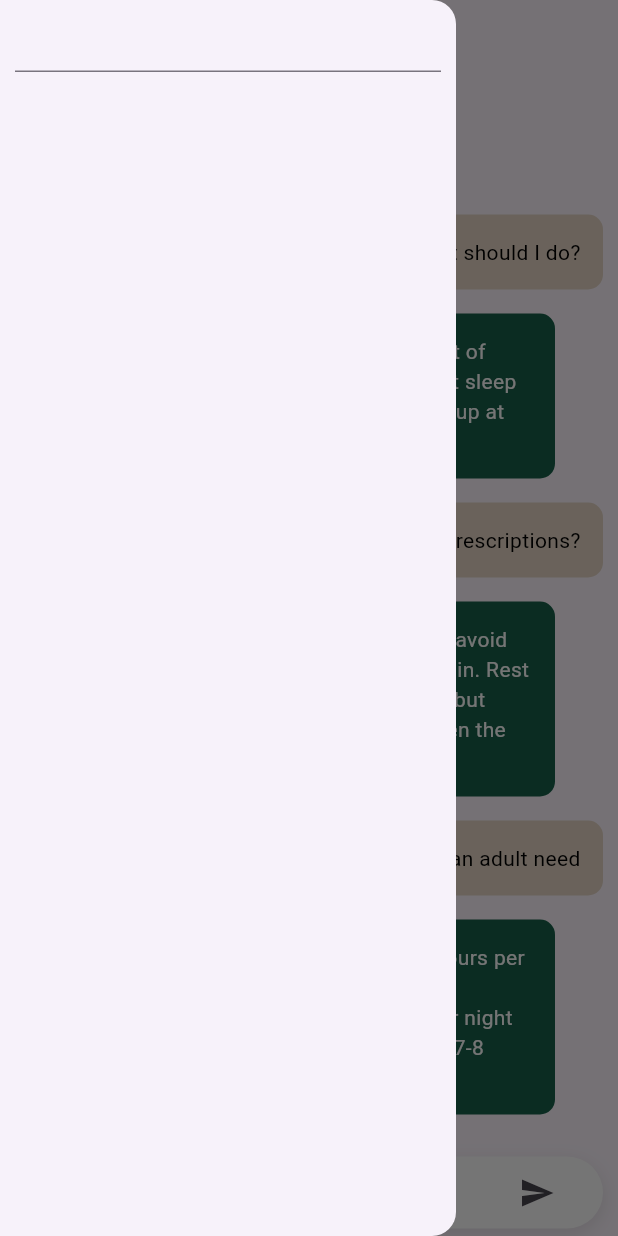
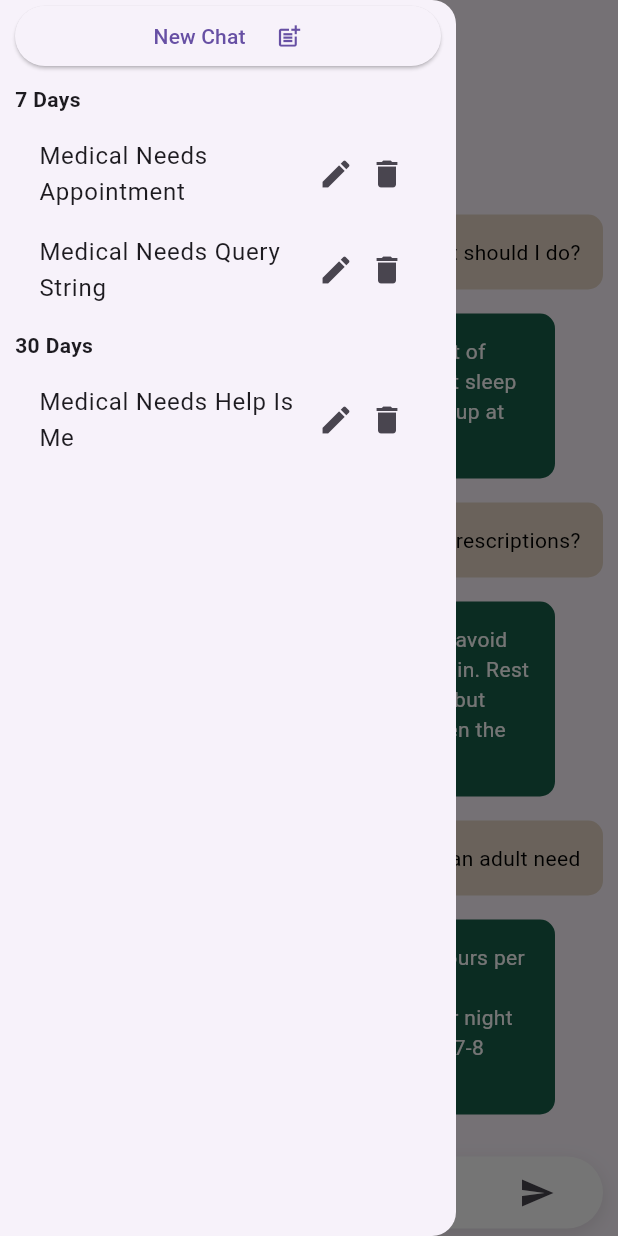
Before and after one commit to mcdulltii/CSC2102, a Flutter app: the ChatPage screen opened directly, with the side drawer open, on a phone screen of 412 x 824 dp. Run offline on Flutter 3.47's test engine with Material 3 defaults, Android fonts, the phone set to English and light mode, and no system bars; drawn by our look-alikes of grouped_list; our stand-ins replace bloc, equatable, flutter_bloc, flutter_spinkit, persistent_bottom_nav_bar.

Commit message:
Add sidebar UI and remove unused import

```diff
--- /dev/null
+++ b/mobile/lib/data/model/chat.dart
@@ -0,0 +1,7 @@
+class Chat {
+  String id;
+  String title;
+  DateTime createdAt;
+
+  Chat({required this.id, required this.title, required this.createdAt});
+}
--- a/mobile/lib/data/repos/query_repo.dart
+++ b/mobile/lib/data/repository/query_repo.dart
@@ -4,10 +4,6 @@ import 'package:http/http.dart' as http;
 import 'package:mobile/utils/constants.dart';
 
 import 'dart:async';
-import 'dart:convert';
-import 'dart:io';
-
-import 'package:http/http.dart' as http;
 
 class ChatQueryRepository {
   final String baseurl = QUERY_BASE_URL;
--- a/mobile/lib/logic/chat/chat_cubit.dart
+++ b/mobile/lib/logic/chat/chat_cubit.dart
@@ -1,6 +1,6 @@
 import 'package:bloc/bloc.dart';
 import 'package:equatable/equatable.dart';
-import 'package:mobile/data/repos/query_repo.dart';
+import 'package:mobile/data/repository/query_repo.dart';
 
 part 'chat_state.dart';
 
--- a/mobile/lib/main.dart
+++ b/mobile/lib/main.dart
@@ -1,7 +1,6 @@
 import 'package:flutter/material.dart';
 import 'package:flutter_bloc/flutter_bloc.dart';
-import 'package:mobile/data/repos/query_repo.dart';
-import 'package:mobile/ui/pages/home/home_page.dart';
+import 'package:mobile/data/repository/query_repo.dart';
 import 'package:mobile/ui/wrapper/wrapper.dart';
 
 import 'logic/chat/chat_cubit.dart';
--- a/mobile/lib/ui/pages/chat/chat_page.dart
+++ b/mobile/lib/ui/pages/chat/chat_page.dart
@@ -3,10 +3,8 @@ import 'package:flutter_bloc/flutter_bloc.dart';
 import 'package:flutter_spinkit/flutter_spinkit.dart';
 import 'package:grouped_list/grouped_list.dart';
 import 'package:intl/intl.dart';
-import 'package:mobile/data/repos/query_repo.dart';
 
 import 'package:mobile/ui/pages/chat/components/bot_reply.dart';
-import 'package:mobile/ui/theme/theme.dart';
 
 import '../../../logic/chat/chat_cubit.dart';
 import 'components/drawer.dart';
--- a/mobile/lib/ui/pages/chat/components/drawer.dart
+++ b/mobile/lib/ui/pages/chat/components/drawer.dart
@@ -1,12 +1,39 @@
 import 'package:flutter/material.dart';
+import 'package:mobile/data/model/chat.dart';
 
-class CustomNavigationDrawer extends StatelessWidget {
+class CustomNavigationDrawer extends StatefulWidget {
   const CustomNavigationDrawer({super.key});
+
+  @override
+  State<CustomNavigationDrawer> createState() => _CustomNavigationDrawerState();
+}
+
+class _CustomNavigationDrawerState extends State<CustomNavigationDrawer> {
+  List<Chat> chatHistory = [
+    Chat(
+        id: '1', title: 'Medical Needs Appointment', createdAt: DateTime.now()),
+    Chat(
+        id: '2',
+        title: 'Medical Needs Query String',
+        createdAt: (DateTime.now()).subtract(const Duration(days: 7))),
+    Chat(
+        id: '3',
+        title: 'Medical Needs Help Is Me',
+        createdAt: (DateTime.now()).subtract(const Duration(days: 30)))
+  ];
+
+  late Map<String, List<Chat>> formatChat;
+
+  @override
+  void initState() {
+    super.initState();
+    formatChat = segmentChatHistory(chatHistory);
+  }
 
   @override
   Widget build(BuildContext context) {
     return Drawer(
-      child: SingleChildScrollView(
+      child: Container(
         padding: const EdgeInsets.symmetric(horizontal: 10),
         child: Column(
           crossAxisAlignment: CrossAxisAlignment.stretch,
@@ -17,14 +44,88 @@ class CustomNavigationDrawer extends StatelessWidget {
   }
 
   Widget buildHeader(BuildContext context) => Container(
-        padding: EdgeInsets.only(
-          top: MediaQuery.of(context).padding.top,
+      padding: EdgeInsets.only(
+        top: MediaQuery.of(context).padding.top,
+      ),
+      child: ElevatedButton(
+        onPressed: () {},
+        child: const Row(
+            mainAxisAlignment: MainAxisAlignment.center,
+            children: [
+              Text("New Chat"),
+              SizedBox(width: 20),
+              Icon(Icons.post_add)
+            ]),
+      ));
+
+  Widget buildMenuItems(BuildContext context) => Expanded(
+        child: ListView.builder(
+          itemCount: formatChat.length,
+          itemBuilder: (context, index) {
+            final category = formatChat.keys.elementAt(index);
+            final chats = formatChat[category]!;
+
+            return chats.isNotEmpty
+                ? Column(
+                    crossAxisAlignment: CrossAxisAlignment.start,
+                    children: [
+                      Padding(
+                        padding: const EdgeInsets.symmetric(vertical: 8),
+                        child: Text(
+                          category,
+                          style: const TextStyle(
+                            fontWeight: FontWeight.bold,
+                            fontSize: 14,
+                          ),
+                        ),
+                      ),
+                      ListView.builder(
+                        shrinkWrap: true,
+                        physics: const NeverScrollableScrollPhysics(),
+                        itemCount: chats.length,
+                        itemBuilder: (context, index) => getRow(chats[index]),
+                      ),
+                    ],
+                  )
+                : Container();
+          },
         ),
       );
 
-  Widget buildMenuItems(BuildContext context) => const Column(
-        mainAxisAlignment: MainAxisAlignment.start,
-        crossAxisAlignment: CrossAxisAlignment.start,
-        children: [TextField()],
-      );
+  Widget getRow(Chat chat) {
+    return ListTile(
+      title: Row(
+        children: [
+          Expanded(child: Text(chat.title)),
+          const Icon(Icons.edit),
+          const SizedBox(width: 10),
+          const Icon(Icons.delete)
+        ],
+      ),
+    );
+  }
+
+  Map<String, List<Chat>> segmentChatHistory(List<Chat> chatHistory) {
+    Map<String, List<Chat>> segments = {
+      '7 Days': [],
+      '30 Days': [],
+      'Older Messages': []
+    };
+
+    DateTime now = DateTime.now();
+
+    for (Chat chat in chatHistory) {
+      int daysDifference = now.difference(chat.createdAt).inDays;
+
+      if (daysDifference <= 7) {
+        segments['7 Days']?.add(chat);
+      } else if (daysDifference <= 30) {
+        segments['30 Days']?.add(chat);
+      } else {
+        segments['Older Messages']?.add(chat);
+      }
+    }
+
+    return segments;
+  }
 }
```
